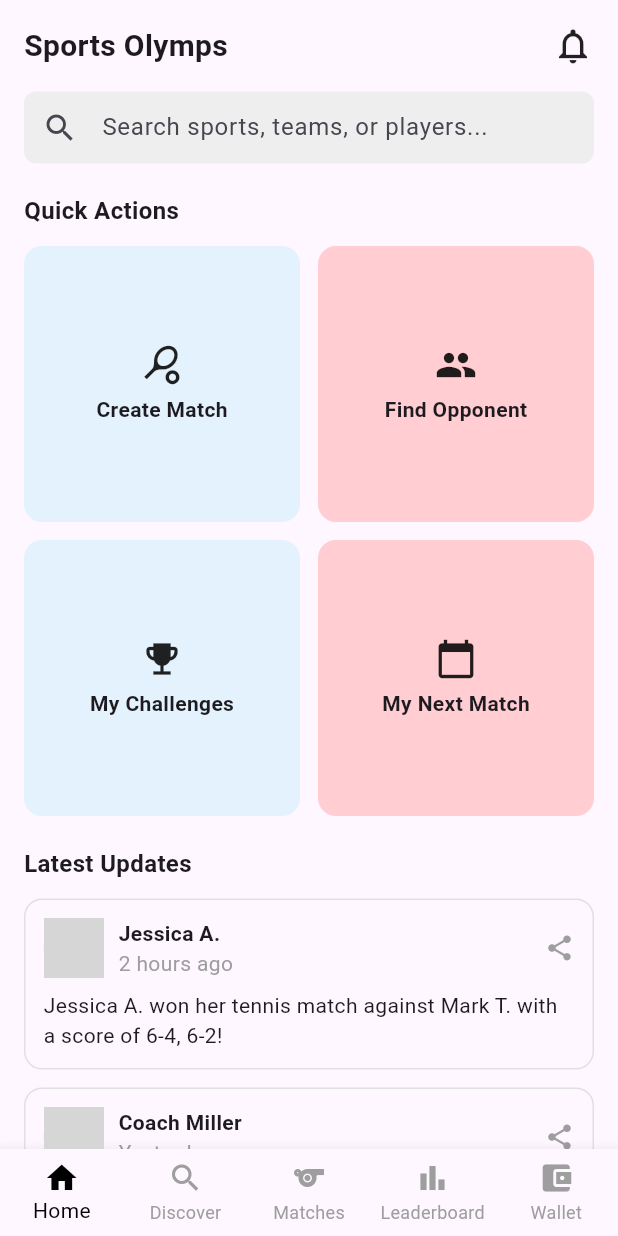
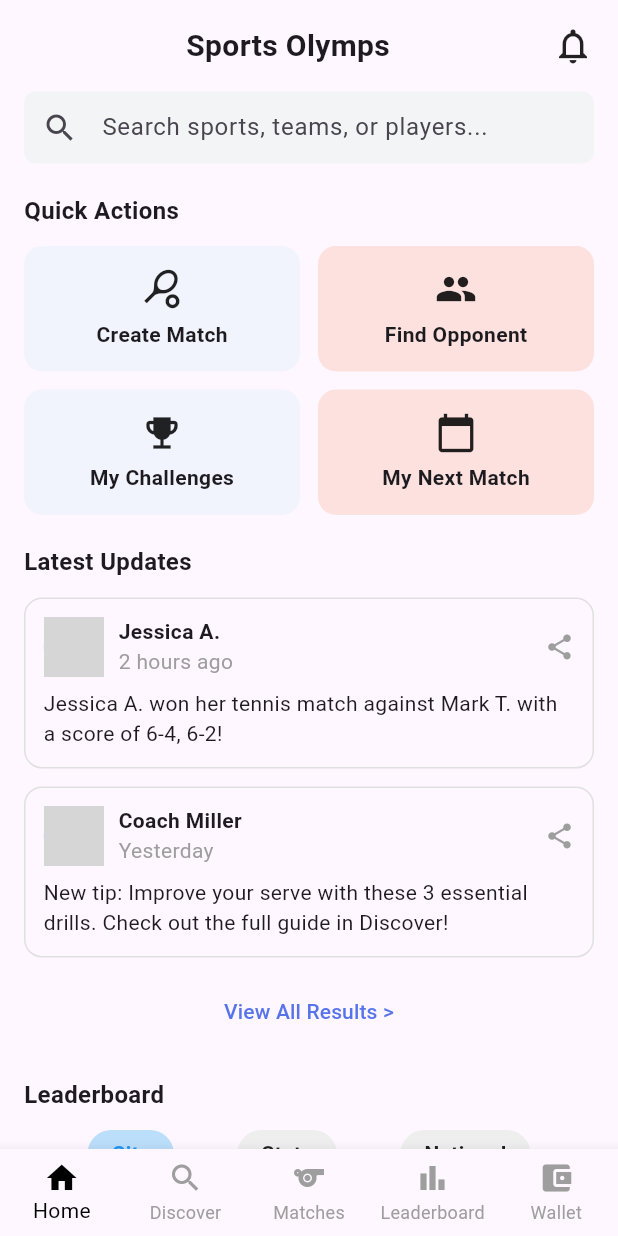
Before and after one commit to Harsh-har/SportsOlymps, a Flutter app: the HomeScreen screen opened directly, on a phone screen of 412 x 824 dp. Run offline on Flutter 3.47's test engine with Material 3 defaults, Android fonts, the phone set to English and light mode, and no system bars; network calls fail; grey boxes are pictures that could not be loaded.

Commit message:
done with Home Screen

```diff
--- a/lib/Home_Screen.dart
+++ b/lib/Home_Screen.dart
@@ -25,15 +25,17 @@ class HomeScreen extends StatelessWidget {
           child: Column(
             crossAxisAlignment: CrossAxisAlignment.start,
             children: [
-              // Header
               Row(
-                mainAxisAlignment: MainAxisAlignment.spaceBetween,
-                children: const [
-                  Text(
+                children: [
+                  Expanded(
+                    child: Center(
+                      child: Text(
                         "Sports Olymps",
                         style: TextStyle(
                           fontSize: 20,
                           fontWeight: FontWeight.bold,
+                        ),
+                      ),
                     ),
                   ),
                   Icon(Icons.notifications_none, size: 28),
@@ -46,7 +48,7 @@ class HomeScreen extends StatelessWidget {
                 padding: const EdgeInsets.symmetric(horizontal: 12),
                 decoration: BoxDecoration(
                   borderRadius: BorderRadius.circular(8),
-                  color: Colors.grey.shade200,
+                  color: Color(0xFFF3F4F6),
                 ),
                 child: const TextField(
                   decoration: InputDecoration(
@@ -73,13 +75,15 @@ class HomeScreen extends StatelessWidget {
                 crossAxisSpacing: 12,
                 mainAxisSpacing: 12,
                 physics: const NeverScrollableScrollPhysics(),
+                childAspectRatio: 2.2, // 👈 width badha, height kam ho gaya
                 children: [
-                  _quickActionCard(Icons.sports_tennis, "Create Match", Colors.blue.shade50),
-                  _quickActionCard(Icons.group, "Find Opponent", Colors.red.shade100),
-                  _quickActionCard(Icons.emoji_events, "My Challenges", Colors.blue.shade50),
-                  _quickActionCard(Icons.calendar_today, "My Next Match", Colors.red.shade100),
+                  _quickActionCard(Icons.sports_tennis, "Create Match", Color(0xFFF2F4FD)),
+                  _quickActionCard(Icons.group, "Find Opponent", Color(0xFFFCE1DE)),
+                  _quickActionCard(Icons.emoji_events, "My Challenges", Color(0xFFF2F4FD)),
+                  _quickActionCard(Icons.calendar_today, "My Next Match",Color(0xFFFCE1DE)),
                 ],
               ),
+
               const SizedBox(height: 20),
 
               // Latest Updates
@@ -101,7 +105,7 @@ class HomeScreen extends StatelessWidget {
               Center(
                 child: TextButton(
                   onPressed: () {},
-                  child: const Text("View All Results >"),
+                  child: const Text("View All Results >",style: TextStyle(color: Color(0xFF5774EA)),),
                 ),
               ),
 
@@ -145,7 +149,7 @@ class HomeScreen extends StatelessWidget {
               Center(
                 child: TextButton(
                   onPressed: () {},
-                  child: const Text("View All Rankings >"),
+                  child: const Text("View All Rankings >",style: TextStyle(color: Color(0xFF5774EA)),),
                 ),
               ),
 
@@ -156,7 +160,7 @@ class HomeScreen extends StatelessWidget {
                 padding: const EdgeInsets.all(16),
                 decoration: BoxDecoration(
                   gradient: LinearGradient(
-                    colors: [Colors.orange.shade100, Colors.red.shade100],
+                    colors: [Color(0xFFFACFC9), Color(0xFFFFEBE8)],
                   ),
                   borderRadius: BorderRadius.circular(12),
                 ),
@@ -174,22 +178,29 @@ class HomeScreen extends StatelessWidget {
                       style: TextStyle(color: Colors.black54),
                     ),
                     const SizedBox(height: 4),
+                    Row(
+                      children: [
                         const Text(
                           "₹125.50",
                           style:
-                      TextStyle(fontWeight: FontWeight.bold, fontSize: 22),
+                          TextStyle(fontWeight: FontWeight.bold, fontSize: 20),
                         ),
-                    const Text(
+                        SizedBox(width: 20,),
+                        Text(
                           "50 Bonus Credits",
                           style: TextStyle(color: Colors.orange),
                         ),
+                      ],
+
+                    ),
+
                     const SizedBox(height: 12),
                     SizedBox(
                       width: double.infinity,
                       height: 45,
                       child: ElevatedButton(
                         style: ElevatedButton.styleFrom(
-                          backgroundColor: Colors.redAccent,
+                          backgroundColor: Color(0xFFF1705F),
                           shape: RoundedRectangleBorder(
                             borderRadius: BorderRadius.circular(8),
                           ),
```
Lines whose indentation alone changed are shown as unchanged.
